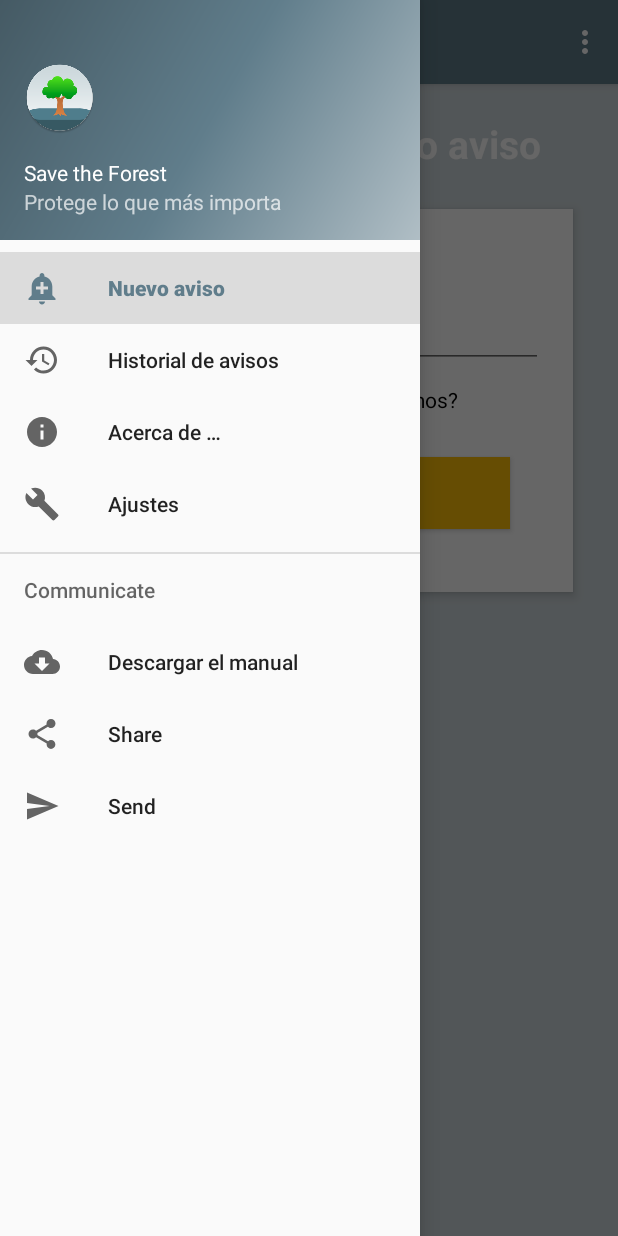
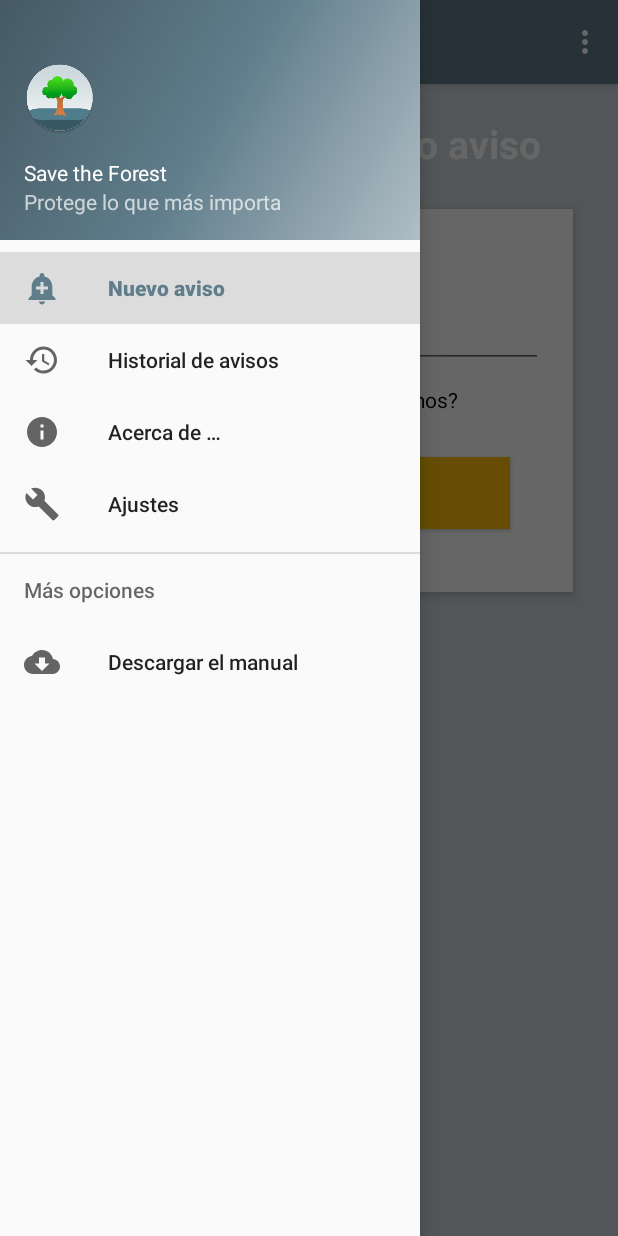
Before and after one commit to Natlum/SaveForest, an Android app: the screen it shows after launch (StartActivity), with the side drawer open, on a phone screen of 412 x 824 dp. Run offline under Robolectric (Android 15) with nearby library versions, the phone set to English and light mode, and no system bars; our stand-ins replace Volley.

Commit message:
Se ha añadido la flecha de volver en formato xml y se ha mejorado el menú lateral

```diff
--- a/app/src/main/java/es/jjsr/saveforest/StartActivity.java
+++ b/app/src/main/java/es/jjsr/saveforest/StartActivity.java
@@ -145,10 +145,6 @@ public class StartActivity extends AppCompatActivity
         } else if (id == R.id.nav_action_settings) {
             Intent intent = new Intent(this, SettingsActivity.class);
             startActivity(intent);
-        } else if (id == R.id.nav_share) {
-
-        } else if (id == R.id.nav_send) {
-
         } else if (id == R.id.nav_download){
             downloadManual();
         }
--- /dev/null
+++ b/app/src/main/res/drawable/ic_arrow_back_white_24.xml
@@ -0,0 +1,4 @@
+<vector android:height="24dp" android:viewportHeight="24.0"
+    android:viewportWidth="24.0" android:width="24dp" xmlns:android="http://schemas.android.com/apk/res/android">
+    <path android:fillColor="#FFFFFF" android:pathData="M20,11H7.83l5.59,-5.59L12,4l-8,8 8,8 1.41,-1.41L7.83,13H20v-2z"/>
+</vector>
--- a/app/src/main/res/layout/settings_toolbar.xml
+++ b/app/src/main/res/layout/settings_toolbar.xml
@@ -10,6 +10,6 @@
     app:navigationContentDescription="@string/action_settings"
     android:background="?attr/colorPrimary"
     app:titleTextColor="@color/white"
-    app:navigationIcon="?attr/homeAsUpIndicator"
+    app:navigationIcon="@drawable/ic_arrow_back_white_24"
 
     app:title="@string/action_settings"/>
--- a/app/src/main/res/menu/activity_start_drawer.xml
+++ b/app/src/main/res/menu/activity_start_drawer.xml
@@ -24,21 +24,21 @@
             android:title="@string/action_settings" />
     </group>
 
-    <item android:title="Communicate">
+    <item android:title="@string/menu_more_options">
         <menu>
             <item
                 android:id="@+id/nav_download"
                 android:icon="@drawable/ic_menu_download"
                 android:checkable="false"
                 android:title="@string/download"/>
-            <item
+            <!--<item
                 android:id="@+id/nav_share"
                 android:icon="@drawable/ic_menu_share"
                 android:title="Share" />
             <item
                 android:id="@+id/nav_send"
                 android:icon="@drawable/ic_menu_send"
-                android:title="Send" />
+                android:title="Send" />-->
         </menu>
     </item>
 
--- a/app/src/main/res/values/strings.xml
+++ b/app/src/main/res/values/strings.xml
@@ -10,6 +10,7 @@
     <string name="history_advice">Historial de avisos</string>
     <string name="aboutUs">Acerca de &#8230;</string>
     <string name="download">Descargar el manual</string>
+    <string name="menu_more_options">Más opciones</string>
     <string name="navigation_drawer_open">Abrir menú lateral</string>
     <string name="navigation_drawer_close">Cerrar menú lateral</string>
 
@@ -106,7 +107,7 @@
     <!-- Download Manual -->
     <string name="fail_connection_download">Conexíon de la descarga del manual no realizada correctamente</string>
     <string name="correct_connection_download">Se realizó la descarga correctamente</string>
-    <string name="message_downloading">Descargando PDF...</string>
+    <string name="message_downloading">Descargando PDF&#8230;</string>
     <string name="not_found_pdf_viewer">Debe tener instalado un visor PDF para poder abrir el manual.</string>
     <string name="fail_save_manual">Error al guardar el documento</string>
     <string name="country_table_updated">Se ha actualizado la tabla paises.</string>
```
Also changed, not shown: app/src/main/res/drawable/ic_arrow_back_white.xml (added, +9 -0 lines), 1 other file.
